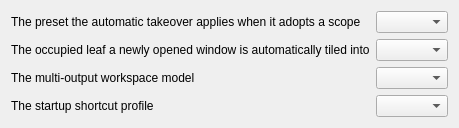
Old version of the form kwin/contents/ui/config.ui in the repository beefsack/plasma-auto-tiler.
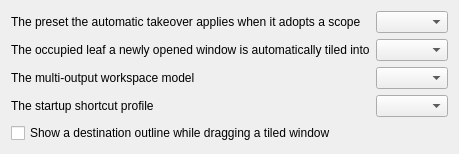
New version of the form.

Commit message: feat(tiling): add drag destination outline

Patch:
```diff
--- a/kwin/contents/ui/config.ui
+++ b/kwin/contents/ui/config.ui
@@ -43,6 +43,13 @@
    <item row="3" column="1">
     <widget class="QComboBox" name="kcfg_shortcutProfile"/>
    </item>
+    <item row="4" column="0" colspan="2">
+     <widget class="QCheckBox" name="kcfg_dropOutlinePreview">
+      <property name="text">
+       <string>Show a destination outline while dragging a tiled window</string>
+      </property>
+     </widget>
+    </item>
   </layout>
  </widget>
  <resources/>
```
Lines whose indentation alone changed are shown as unchanged. The commit also changes 9 other files.
